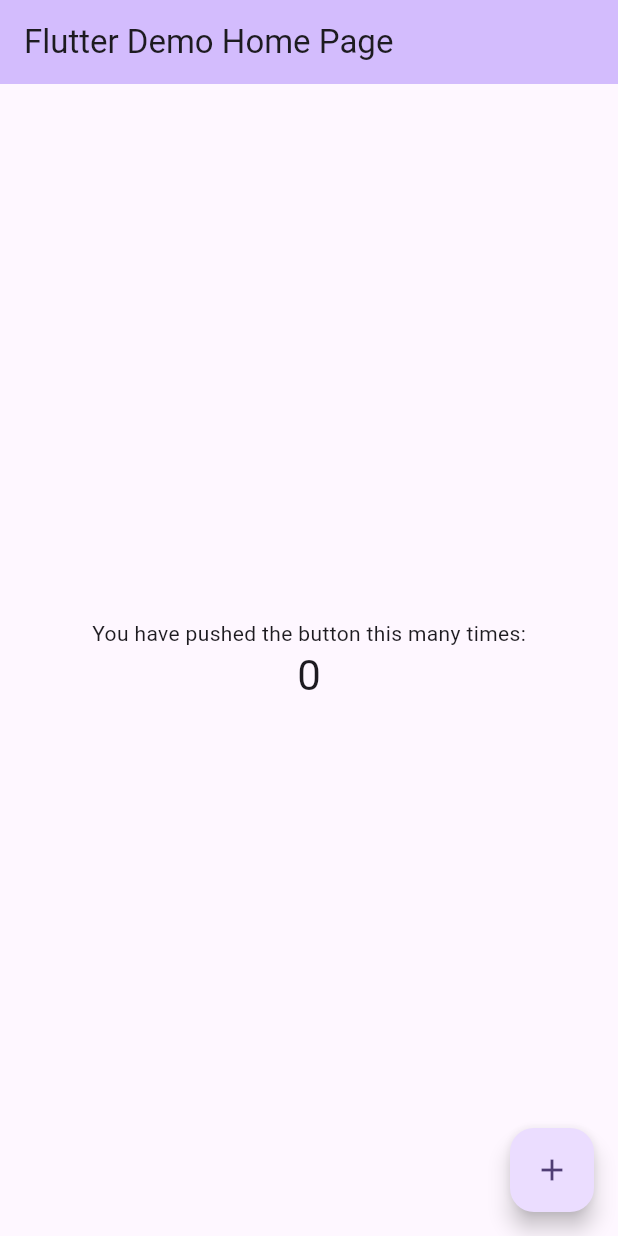
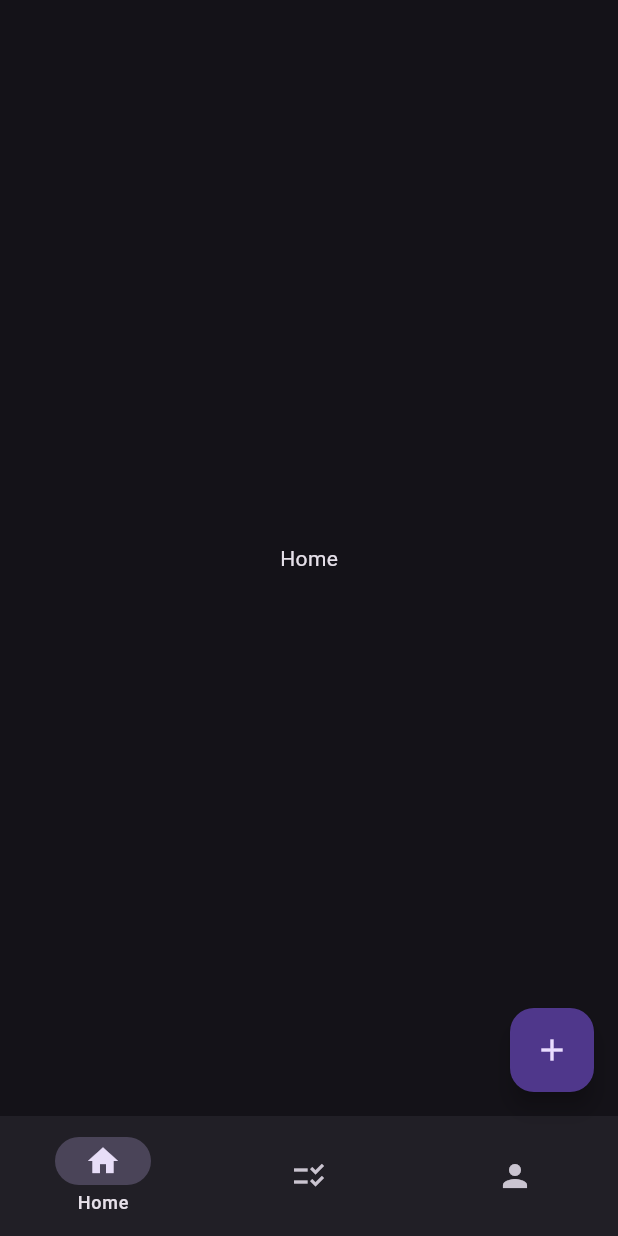
Before and after one commit to sarthakkotia/viva_app, a Flutter app: the screen it shows after launch, on a phone screen of 412 x 824 dp. Run offline on Flutter 3.47's test engine with Material 2 defaults, Android fonts, the phone set to English and light mode, and no system bars.

Commit message:
Setup basic screen name and added bottom navigation bar(to be customized)

```diff
--- /dev/null
+++ b/lib/Screens/home_page.dart
@@ -0,0 +1,80 @@
+import "package:flutter/material.dart";
+import "package:viva_app/Screens/home_screen.dart";
+import "package:viva_app/Screens/info_screen.dart";
+import "package:viva_app/Screens/schedule_screen.dart";
+import "package:viva_app/Screens/test_screen.dart";
+import "package:viva_app/Screens/schedule_screen.dart";
+
+class MyHomePage extends StatefulWidget {
+  const MyHomePage({super.key, required this.title});
+
+  // This widget is the home page of your application. It is stateful, meaning
+  // that it has a State object (defined below) that contains fields that affect
+  // how it looks.
+
+  // This class is the configuration for the state. It holds the values (in this
+  // case the title) provided by the parent (in this case the App widget) and
+  // used by the build method of the State. Fields in a Widget subclass are
+  // always marked "final".
+
+  final String title;
+
+  @override
+  State<MyHomePage> createState() => _MyHomePageState();
+}
+
+class _MyHomePageState extends State<MyHomePage> {
+  int currentPageIndex = 0;
+  int _counter = 0;
+
+  void _incrementCounter() {
+    setState(() {
+      // This call to setState tells the Flutter framework that something has
+      // changed in this State, which causes it to rerun the build method below
+      // so that the display can reflect the updated values. If we changed
+      // _counter without calling setState(), then the build method would not be
+      // called again, and so nothing would appear to happen.
+      _counter++;
+    });
+  }
+
+  List<Widget> screens = const [HomeScreen(), ScheduleScreen(), InfoScreen()];
+
+  @override
+  Widget build(BuildContext context) {
+    // This method is rerun every time setState is called, for instance as done
+    // by the _incrementCounter method above.
+    //
+    // The Flutter framework has been optimized to make rerunning build methods
+    // fast, so that you can just rebuild anything that needs updating rather
+    // than having to individually change instances of widgets.
+    return Scaffold(
+      bottomNavigationBar: NavigationBar(
+        labelBehavior: NavigationDestinationLabelBehavior.onlyShowSelected,
+        selectedIndex: currentPageIndex,
+        onDestinationSelected: (value) {
+          setState(() {
+            currentPageIndex = value;
+          });
+        },
+        destinations: const <Widget>[
+          NavigationDestination(icon: Icon(Icons.home_sharp), label: "Home"),
+          NavigationDestination(
+              icon: Icon(Icons.checklist_rtl_sharp), label: "Schedule"),
+          NavigationDestination(icon: Icon(Icons.person), label: "Info"),
+        ],
+      ),
+      body: SafeArea(
+        child: Center(
+            // Center is a layout widget. It takes a single child and positions it
+            // in the middle of the parent.
+            child: screens[currentPageIndex]),
+      ),
+      floatingActionButton: FloatingActionButton(
+        onPressed: _incrementCounter,
+        tooltip: 'Increment',
+        child: const Icon(Icons.add),
+      ), // This trailing comma makes auto-formatting nicer for build methods.
+    );
+  }
+}
--- /dev/null
+++ b/lib/Screens/home_screen.dart
@@ -0,0 +1,10 @@
+import 'package:flutter/material.dart';
+
+class HomeScreen extends StatelessWidget {
+  const HomeScreen({super.key});
+
+  @override
+  Widget build(BuildContext context) {
+    return const Text("Home");
+  }
+}
--- a/lib/main.dart
+++ b/lib/main.dart
@@ -1,4 +1,10 @@
 import 'package:flutter/material.dart';
+import 'package:viva_app/Screens/home_page.dart';
+
+//TODO: Add splash screen
+//TODO: Configure bottom navigation bar
+//TODO: Make bottom navigation bar such that when we scroll down it disappears
+//TODO: Notch style would be good with
 
 void main() {
   runApp(const MyApp());
@@ -11,115 +17,13 @@ class MyApp extends StatelessWidget {
   @override
   Widget build(BuildContext context) {
     return MaterialApp(
+      debugShowCheckedModeBanner: false,
       title: 'Flutter Demo',
       theme: ThemeData(
-        // This is the theme of your application.
-        //
-        // TRY THIS: Try running your application with "flutter run". You'll see
-        // the application has a blue toolbar. Then, without quitting the app,
-        // try changing the seedColor in the colorScheme below to Colors.green
-        // and then invoke "hot reload" (save your changes or press the "hot
-        // reload" button in a Flutter-supported IDE, or press "r" if you used
-        // the command line to start the app).
-        //
-        // Notice that the counter didn't reset back to zero; the application
-        // state is not lost during the reload. To reset the state, use hot
-        // restart instead.
-        //
-        // This works for code too, not just values: Most code changes can be
-        // tested with just a hot reload.
-        colorScheme: ColorScheme.fromSeed(seedColor: Colors.deepPurple),
+        brightness: Brightness.dark,
         useMaterial3: true,
       ),
       home: const MyHomePage(title: 'Flutter Demo Home Page'),
     );
   }
 }
-
-class MyHomePage extends StatefulWidget {
-  const MyHomePage({super.key, required this.title});
-
-  // This widget is the home page of your application. It is stateful, meaning
-  // that it has a State object (defined below) that contains fields that affect
-  // how it looks.
-
-  // This class is the configuration for the state. It holds the values (in this
-  // case the title) provided by the parent (in this case the App widget) and
-  // used by the build method of the State. Fields in a Widget subclass are
-  // always marked "final".
-
-  final String title;
-
-  @override
-  State<MyHomePage> createState() => _MyHomePageState();
-}
-
-class _MyHomePageState extends State<MyHomePage> {
-  int _counter = 0;
-
-  void _incrementCounter() {
-    setState(() {
-      // This call to setState tells the Flutter framework that something has
-      // changed in this State, which causes it to rerun the build method below
-      // so that the display can reflect the updated values. If we changed
-      // _counter without calling setState(), then the build method would not be
-      // called again, and so nothing would appear to happen.
-      _counter++;
-    });
-  }
-
-  @override
-  Widget build(BuildContext context) {
-    // This method is rerun every time setState is called, for instance as done
-    // by the _incrementCounter method above.
-    //
-    // The Flutter framework has been optimized to make rerunning build methods
-    // fast, so that you can just rebuild anything that needs updating rather
-    // than having to individually change instances of widgets.
-    return Scaffold(
-      appBar: AppBar(
-        // TRY THIS: Try changing the color here to a specific color (to
-        // Colors.amber, perhaps?) and trigger a hot reload to see the AppBar
-        // change color while the other colors stay the same.
-        backgroundColor: Theme.of(context).colorScheme.inversePrimary,
-        // Here we take the value from the MyHomePage object that was created by
-        // the App.build method, and use it to set our appbar title.
-        title: Text(widget.title),
-      ),
-      body: Center(
-        // Center is a layout widget. It takes a single child and positions it
-        // in the middle of the parent.
-        child: Column(
-          // Column is also a layout widget. It takes a list of children and
-          // arranges them vertically. By default, it sizes itself to fit its
-          // children horizontally, and tries to be as tall as its parent.
-          //
-          // Column has various properties to control how it sizes itself and
-          // how it positions its children. Here we use mainAxisAlignment to
-          // center the children vertically; the main axis here is the vertical
-          // axis because Columns are vertical (the cross axis would be
-          // horizontal).
-          //
-          // TRY THIS: Invoke "debug painting" (choose the "Toggle Debug Paint"
-          // action in the IDE, or press "p" in the console), to see the
-          // wireframe for each widget.
-          mainAxisAlignment: MainAxisAlignment.center,
-          children: <Widget>[
-            const Text(
-              'You have pushed the button this many times:',
-            ),
-            Text(
-              '$_counter',
-              style: Theme.of(context).textTheme.headlineMedium,
-            ),
-          ],
-        ),
-      ),
-      floatingActionButton: FloatingActionButton(
-        onPressed: _incrementCounter,
-        tooltip: 'Increment',
-        child: const Icon(Icons.add),
-      ), // This trailing comma makes auto-formatting nicer for build methods.
-    );
-  }
-}
```
Also changed, not shown: lib/Screens/info_screen.dart (added, +10 -0 lines), lib/Screens/schedule_screen.dart (added, +10 -0 lines), lib/Screens/test_screen.dart (added, +78 -0 lines), pubspec.lock.
